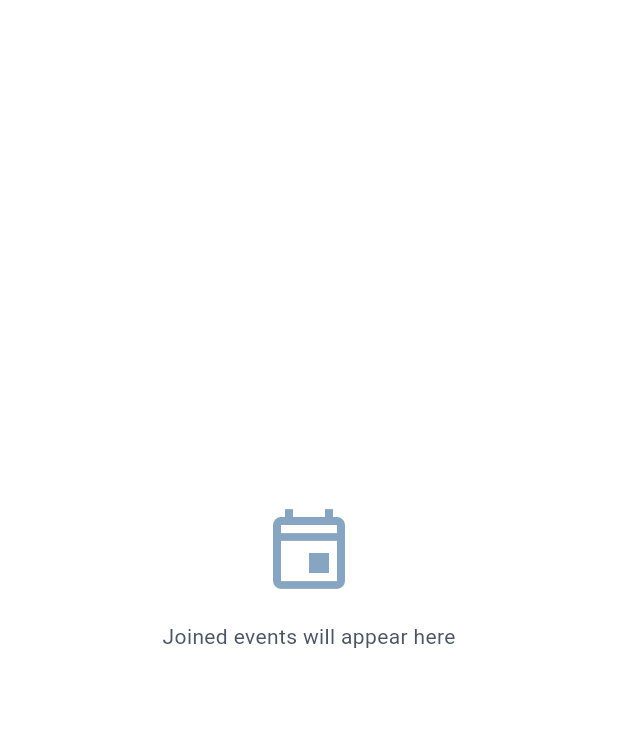
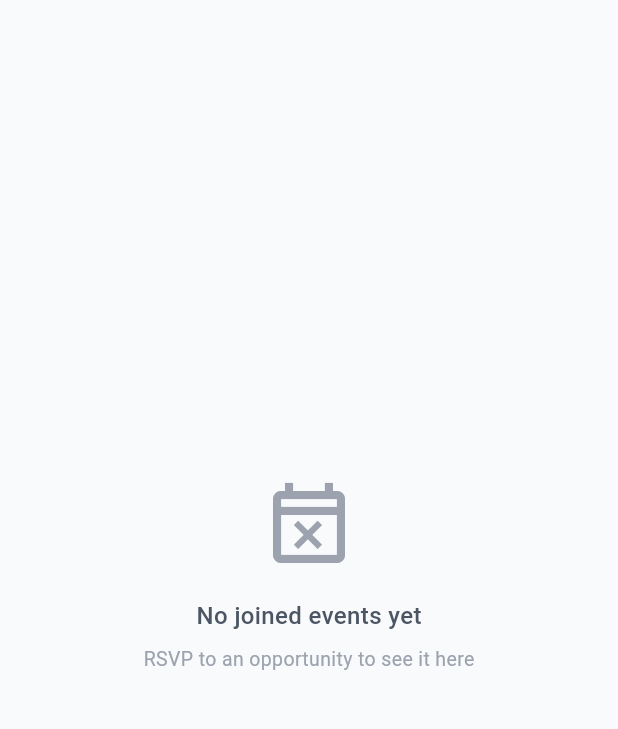
Before and after one commit to Anglebert-Dev/alu-connect, a Flutter app: the MyEventsScreen screen opened directly, on a phone screen of 412 x 824 dp, the part 84-813 px from its top. Run offline on Flutter 3.47's test engine with Material 3 defaults, Android fonts, the phone set to English and light mode, and no system bars; our stand-ins replace device_preview, shared_preferences; accounts and stored records are empty.

Commit message:
feat: implement event bookmarking, add toast notifications, and populate joined events screen

```diff
--- a/lib/features/events/presentation/my_events_screen.dart
+++ b/lib/features/events/presentation/my_events_screen.dart
@@ -1,26 +1,68 @@
 import 'package:flutter/material.dart';
+import 'package:provider/provider.dart';
+import '../../../core/constants/app_constants.dart';
+import '../../../core/theme/app_colors.dart';
 import '../../../core/widgets/custom_app_bar.dart';
+import '../../../providers/app_provider.dart';
+import 'event_details_screen.dart';
+import 'widgets/event_card.dart';
 
 class MyEventsScreen extends StatelessWidget {
   const MyEventsScreen({super.key});
 
   @override
   Widget build(BuildContext context) {
+    final appProvider = context.watch<AppProvider>();
+    final joinedEvents = appProvider.opportunities
+        .where((event) => appProvider.joinedEventIds.contains(event.id))
+        .toList();
+
     return Scaffold(
       appBar: const CustomAppBar(title: 'My Events', showBackButton: false),
-      body: Center(
+      backgroundColor: AppColors.surface,
+      body: joinedEvents.isEmpty
+          ? const Center(
               child: Column(
                 mainAxisAlignment: MainAxisAlignment.center,
                 children: [
                   Icon(
-              Icons.event_outlined,
+                    Icons.event_busy_outlined,
                     size: 64,
-              color: Theme.of(context).primaryColor.withValues(alpha: 0.5),
+                    color: AppColors.textLight,
                   ),
                   const SizedBox(height: 16),
-            const Text('Joined events will appear here'),
+                  const Text(
+                    'No joined events yet',
+                    style: TextStyle(
+                      color: AppColors.textSecondary,
+                      fontSize: 16,
+                      fontWeight: FontWeight.w500,
+                    ),
+                  ),
+                  const SizedBox(height: 8),
+                  const Text(
+                    'RSVP to an opportunity to see it here',
+                    style: TextStyle(color: AppColors.textLight, fontSize: 13),
+                  ),
                 ],
               ),
+            )
+          : ListView.builder(
+              padding: const EdgeInsets.all(AppConstants.paddingDefault),
+              itemCount: joinedEvents.length,
+              itemBuilder: (context, index) {
+                return EventCard(
+                  event: joinedEvents[index],
+                  onTap: () {
+                    Navigator.push(
+                      context,
+                      MaterialPageRoute(
+                        builder: (context) => EventDetailsScreen(event: joinedEvents[index]),
+                      ),
+                    );
+                  },
+                );
+              },
             ),
     );
   }
```
Also changed, not shown: lib/features/events/presentation/event_details_screen.dart (+33 -10 lines). Lines whose indentation alone changed are shown as unchanged.
